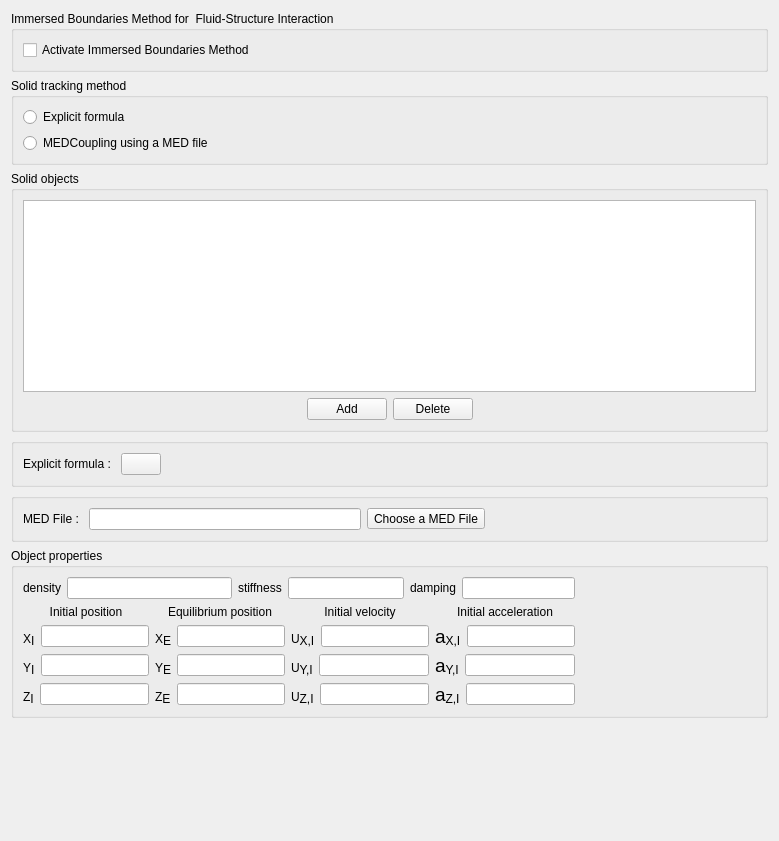
Above: python/code_saturne/gui/case/ImmersedBoundariesNeptune.ui from code-saturne/code_saturne before the change. Below: the same form after it.
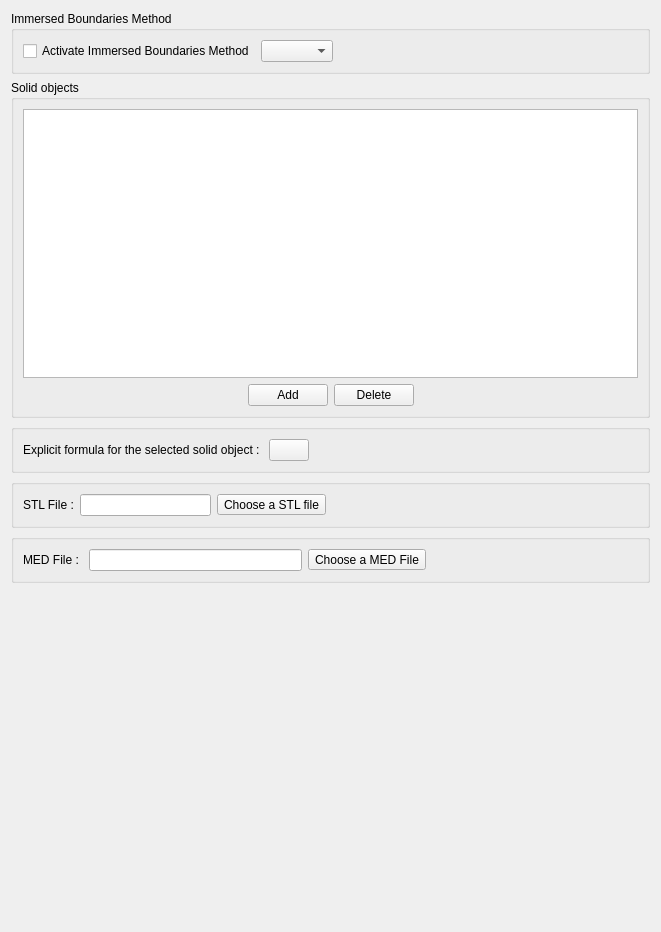
That is the form after the change. Icons and pictures are not drawn.

What changed in the file:
```diff
--- a/python/code_saturne/gui/case/ImmersedBoundariesNeptune.ui
+++ b/python/code_saturne/gui/case/ImmersedBoundariesNeptune.ui
@@ -6,8 +6,8 @@
    <rect>
     <x>0</x>
     <y>0</y>
-    <width>779</width>
-    <height>841</height>
+    <width>661</width>
+    <height>932</height>
    </rect>
   </property>
   <property name="windowTitle">
@@ -17,7 +17,7 @@
    <item>
     <widget class="QGroupBox" name="groupBoxActivate">
      <property name="title">
-      <string>Immersed Boundaries Method for  Fluid-Structure Interaction</string>
+      <string>Immersed Boundaries Method</string>
      </property>
      <layout class="QHBoxLayout" name="horizontalLayout_5">
       <item>
@@ -27,6 +27,13 @@
         </property>
        </widget>
       </item>
+      <item>
+       <widget class="QComboBox" name="comboBoxDim">
+        <property name="toolTip">
+         <string></string>
+        </property>
+       </widget>
+      </item>
       <item>
        <spacer name="horizontalSpacer">
         <property name="orientation">
@@ -43,29 +50,6 @@
      </layout>
     </widget>
    </item>
-   <item>
-    <widget class="QGroupBox" name="groupBoxMethod">
-     <property name="title">
-      <string>Solid tracking method</string>
-     </property>
-     <layout class="QVBoxLayout" name="verticalLayout">
-      <item>
-       <widget class="QRadioButton" name="radioButtonExplicit">
-        <property name="text">
-         <string>Explicit formula</string>
-        </property>
-       </widget>
-      </item>
-      <item>
-       <widget class="QRadioButton" name="radioButtonMEDCoupling">
-        <property name="text">
-         <string>MEDCoupling using a MED file</string>
-        </property>
-       </widget>
-      </item>
-     </layout>
-    </widget>
-   </item>
    <item>
     <widget class="QGroupBox" name="groupBoxObjects">
      <property name="title">
@@ -142,7 +126,7 @@
       <item>
        <widget class="QLabel" name="label">
         <property name="text">
-         <string>Explicit formula : </string>
+         <string>Explicit formula for the selected solid object : </string>
         </property>
        </widget>
       </item>
@@ -173,6 +157,49 @@
      </layout>
     </widget>
    </item>
+   <item>
+    <widget class="QGroupBox" name="groupBoxSTL">
+     <property name="title">
+      <string/>
+     </property>
+     <layout class="QHBoxLayout" name="horizontalLayout_2">
+      <item>
+       <widget class="QLabel" name="label_3">
+        <property name="text">
+         <string>STL File :</string>
+        </property>
+       </widget>
+      </item>
+      <item>
+       <widget class="QLineEdit" name="lineEditSTLFile"/>
+      </item>
+      <item>
+       <widget class="QToolButton" name="toolButtonSTLFile">
+        <property name="text">
+         <string>Choose a STL file</string>
+        </property>
+        <property name="icon">
+         <iconset resource="../base/resource_base.qrc">
+          <normaloff>:/data/icons/22x22/document-open.png</normaloff>:/data/icons/22x22/document-open.png</iconset>
+        </property>
+       </widget>
+      </item>
+      <item>
+       <spacer name="horizontalSpacer_2">
+        <property name="orientation">
+         <enum>Qt::Horizontal</enum>
+        </property>
+        <property name="sizeHint" stdset="0">
+         <size>
+          <width>312</width>
+          <height>20</height>
+         </size>
+        </property>
+       </spacer>
+      </item>
+     </layout>
+    </widget>
+   </item>
    <item>
     <widget class="QGroupBox" name="groupBoxMEDCoupling">
      <layout class="QHBoxLayout" name="horizontalLayoutMEDCoupling">
@@ -214,328 +241,7 @@
     </widget>
    </item>
    <item>
-    <widget class="QGroupBox" name="groupBoxObjProperties">
-     <property name="title">
-      <string>Object properties</string>
-     </property>
-     <layout class="QVBoxLayout" name="verticalLayout_3">
-      <item>
-       <layout class="QHBoxLayout" name="horizontalLayout_3">
-        <item>
-         <layout class="QVBoxLayout" name="verticalLayout_8">
-          <item>
-           <layout class="QGridLayout" name="gridLayout_3">
-            <item row="0" column="1">
-             <layout class="QHBoxLayout" name="horizontalLayout_6">
-              <item>
-               <layout class="QHBoxLayout" name="horizontalLayout_19">
-                <item>
-                 <widget class="QLineEdit" name="lineEditObjDensity"/>
-                </item>
-               </layout>
-              </item>
-              <item>
-               <layout class="QHBoxLayout" name="horizontalLayout_21"/>
-              </item>
-              <item>
-               <layout class="QHBoxLayout" name="horizontalLayout_18">
-                <item>
-                 <widget class="QLabel" name="label_4">
-                  <property name="text">
-                   <string>stiffness</string>
-                  </property>
-                 </widget>
-                </item>
-                <item>
-                 <widget class="QLineEdit" name="lineEditObjStiffness"/>
-                </item>
-               </layout>
-              </item>
-              <item>
-               <layout class="QHBoxLayout" name="horizontalLayout_22"/>
-              </item>
-              <item>
-               <layout class="QHBoxLayout" name="horizontalLayout_17">
-                <item>
-                 <widget class="QLabel" name="label_3">
-                  <property name="text">
-                   <string>damping</string>
-                  </property>
-                 </widget>
-                </item>
-                <item>
-                 <widget class="QLineEdit" name="lineEditObjDamping"/>
-                </item>
-               </layout>
-              </item>
-             </layout>
-            </item>
-            <item row="0" column="0">
-             <widget class="QLabel" name="label_5">
-              <property name="text">
-               <string>density</string>
-              </property>
-             </widget>
-            </item>
-           </layout>
-          </item>
-          <item>
-           <layout class="QGridLayout" name="gridLayout">
-            <item row="0" column="0">
-             <layout class="QHBoxLayout" name="horizontalLayout_7">
-              <item>
-               <layout class="QVBoxLayout" name="verticalLayout_7">
-                <item>
-                 <widget class="QLabel" name="label_9">
-                  <property name="layoutDirection">
-                   <enum>Qt::LeftToRight</enum>
-                  </property>
-                  <property name="text">
-                   <string>Initial position</string>
-                  </property>
-                  <property name="alignment">
-                   <set>Qt::AlignCenter</set>
-                  </property>
-                 </widget>
-                </item>
-                <item>
-                 <layout class="QHBoxLayout" name="horizontalLayout_16">
-                  <item>
-                   <widget class="QLabel" name="label_12">
-                    <property name="text">
-                     <string>&lt;html&gt;&lt;head/&gt;&lt;body&gt;&lt;p&gt;X&lt;span style=&quot; font-size:14pt; vertical-align:sub;&quot;&gt;I&lt;/span&gt;&lt;/p&gt;&lt;/body&gt;&lt;/html&gt;</string>
-                    </property>
-                   </widget>
-                  </item>
-                  <item>
-                   <widget class="QLineEdit" name="lineEditXInit"/>
-                  </item>
-                 </layout>
-                </item>
-                <item>
-                 <layout class="QHBoxLayout" name="horizontalLayout_10">
-                  <item>
-                   <widget class="QLabel" name="label_11">
-                    <property name="text">
-                     <string>&lt;html&gt;&lt;head/&gt;&lt;body&gt;&lt;p&gt;Y&lt;span style=&quot; font-size:14pt; vertical-align:sub;&quot;&gt;I&lt;/span&gt;&lt;/p&gt;&lt;/body&gt;&lt;/html&gt;</string>
-                    </property>
-                   </widget>
-                  </item>
-                  <item>
-                   <widget class="QLineEdit" name="lineEditYInit"/>
-                  </item>
-                 </layout>
-                </item>
-                <item>
-                 <layout class="QHBoxLayout" name="horizontalLayout_15">
-                  <item>
-                   <widget class="QLabel" name="label_13">
-                    <property name="text">
-                     <string>&lt;html&gt;&lt;head/&gt;&lt;body&gt;&lt;p&gt;Z&lt;span style=&quot; font-size:14pt; vertical-align:sub;&quot;&gt;I&lt;/span&gt;&lt;/p&gt;&lt;/body&gt;&lt;/html&gt;</string>
-                    </property>
-                   </widget>
-                  </item>
-                  <item>
-                   <widget class="QLineEdit" name="lineEditZInit"/>
-                  </item>
-                 </layout>
-                </item>
-               </layout>
-              </item>
-              <item>
-               <layout class="QVBoxLayout" name="verticalLayout_6">
-                <item>
-                 <widget class="QLabel" name="label_8">
-                  <property name="text">
-                   <string>Equilibrium position</string>
-                  </property>
-                  <property name="alignment">
-                   <set>Qt::AlignCenter</set>
-                  </property>
-                 </widget>
-                </item>
-                <item>
-                 <layout class="QHBoxLayout" name="horizontalLayout_14">
-                  <item>
-                   <widget class="QLabel" name="label_14">
-                    <property name="text">
-                     <string>&lt;html&gt;&lt;head/&gt;&lt;body&gt;&lt;p&gt;X&lt;span style=&quot; font-size:14pt; vertical-align:sub;&quot;&gt;E&lt;/span&gt;&lt;/p&gt;&lt;/body&gt;&lt;/html&gt;</string>
-                    </property>
-                   </widget>
-                  </item>
-                  <item>
-                   <widget class="QLineEdit" name="lineEditXEq"/>
-                  </item>
-                 </layout>
-                </item>
-                <item>
-                 <layout class="QHBoxLayout" name="horizontalLayout_9">
-                  <item>
-                   <widget class="QLabel" name="label_10">
-                    <property name="text">
-                     <string>&lt;html&gt;&lt;head/&gt;&lt;body&gt;&lt;p&gt;Y&lt;span style=&quot; font-size:14pt; vertical-align:sub;&quot;&gt;E&lt;/span&gt;&lt;/p&gt;&lt;/body&gt;&lt;/html&gt;</string>
-                    </property>
-                   </widget>
-                  </item>
-                  <item>
-                   <widget class="QLineEdit" name="lineEditYEq"/>
-                  </item>
-                 </layout>
-                </item>
-                <item>
-                 <layout class="QHBoxLayout" name="horizontalLayout_13">
-                  <item>
-                   <widget class="QLabel" name="label_15">
-                    <property name="text">
-                     <string>&lt;html&gt;&lt;head/&gt;&lt;body&gt;&lt;p&gt;Z&lt;span style=&quot; font-size:14pt; vertical-align:sub;&quot;&gt;E&lt;/span&gt;&lt;/p&gt;&lt;/body&gt;&lt;/html&gt;</string>
-                    </property>
-                   </widget>
-                  </item>
-                  <item>
-                   <widget class="QLineEdit" name="lineEditZEq"/>
-                  </item>
-                 </layout>
-                </item>
-               </layout>
-              </item>
-              <item>
-               <layout class="QVBoxLayout" name="verticalLayout_5">
-                <item>
-                 <widget class="QLabel" name="label_7">
-                  <property name="text">
-                   <string>Initial velocity</string>
-                  </property>
-                  <property name="alignment">
-                   <set>Qt::AlignCenter</set>
-                  </property>
-                 </widget>
-                </item>
-                <item>
-                 <layout class="QHBoxLayout" name="horizontalLayout_12">
-                  <item>
-                   <widget class="QLabel" name="label_16">
-                    <property name="text">
-                     <string>&lt;html&gt;&lt;head/&gt;&lt;body&gt;&lt;p&gt;U&lt;span style=&quot; font-size:14pt; vertical-align:sub;&quot;&gt;X,I&lt;/span&gt;&lt;/p&gt;&lt;/body&gt;&lt;/html&gt;</string>
-                    </property>
-                    <property name="alignment">
-                     <set>Qt::AlignLeading|Qt::AlignLeft|Qt::AlignVCenter</set>
-                    </property>
-                   </widget>
-                  </item>
-                  <item>
-                   <widget class="QLineEdit" name="lineEditVelXInit"/>
-                  </item>
-                 </layout>
-                </item>
-                <item>
-                 <layout class="QHBoxLayout" name="horizontalLayout_11">
-                  <item>
-                   <widget class="QLabel" name="label_17">
-                    <property name="text">
-                     <string>&lt;html&gt;&lt;head/&gt;&lt;body&gt;&lt;p&gt;U&lt;span style=&quot; font-size:14pt; vertical-align:sub;&quot;&gt;Y,I&lt;/span&gt;&lt;/p&gt;&lt;/body&gt;&lt;/html&gt;</string>
-                    </property>
-                   </widget>
-                  </item>
-                  <item>
-                   <widget class="QLineEdit" name="lineEditVelYInit"/>
-                  </item>
-                 </layout>
-                </item>
-                <item>
-                 <layout class="QHBoxLayout" name="horizontalLayout_8">
-                  <item>
-                   <widget class="QLabel" name="label_6">
-                    <property name="text">
-                     <string>&lt;html&gt;&lt;head/&gt;&lt;body&gt;&lt;p&gt;U&lt;span style=&quot; font-size:14pt; vertical-align:sub;&quot;&gt;Z,I&lt;/span&gt;&lt;/p&gt;&lt;/body&gt;&lt;/html&gt;</string>
-                    </property>
-                   </widget>
-                  </item>
-                  <item>
-                   <widget class="QLineEdit" name="lineEditVelZInit"/>
-                  </item>
-                 </layout>
-                </item>
-               </layout>
-              </item>
-              <item>
-               <layout class="QVBoxLayout" name="verticalLayout_9">
-                <item>
-                 <widget class="QLabel" name="label_18">
-                  <property name="text">
-                   <string>Initial acceleration</string>
-                  </property>
-                  <property name="alignment">
-                   <set>Qt::AlignCenter</set>
-                  </property>
-                 </widget>
-                </item>
-                <item>
-                 <layout class="QHBoxLayout" name="horizontalLayout_23">
-                  <item>
-                   <widget class="QLabel" name="label_19">
-                    <property name="text">
-                     <string>&lt;html&gt;&lt;head/&gt;&lt;body&gt;&lt;p&gt;&lt;span style=&quot; font-size:14pt;&quot;&gt;a&lt;/span&gt;&lt;span style=&quot; font-size:14pt; vertical-align:sub;&quot;&gt;X,I&lt;/span&gt;&lt;/p&gt;&lt;/body&gt;&lt;/html&gt;</string>
-                    </property>
-                   </widget>
-                  </item>
-                  <item>
-                   <widget class="QLineEdit" name="lineEditAccXInit"/>
-                  </item>
-                 </layout>
-                </item>
-                <item>
-                 <layout class="QHBoxLayout" name="horizontalLayout_20">
-                  <item>
-                   <widget class="QLabel" name="label_20">
-                    <property name="text">
-                     <string>&lt;html&gt;&lt;head/&gt;&lt;body&gt;&lt;p&gt;&lt;span style=&quot; font-size:14pt;&quot;&gt;a&lt;/span&gt;&lt;span style=&quot; font-size:14pt; vertical-align:sub;&quot;&gt;Y,I&lt;/span&gt;&lt;/p&gt;&lt;/body&gt;&lt;/html&gt;</string>
-                    </property>
-                   </widget>
-                  </item>
-                  <item>
-                   <widget class="QLineEdit" name="lineEditAccYInit"/>
-                  </item>
-                 </layout>
-                </item>
-                <item>
-                 <layout class="QHBoxLayout" name="horizontalLayout_2">
-                  <item>
-                   <widget class="QLabel" name="label_21">
-                    <property name="text">
-                     <string>&lt;html&gt;&lt;head/&gt;&lt;body&gt;&lt;p&gt;&lt;span style=&quot; font-size:14pt;&quot;&gt;a&lt;/span&gt;&lt;span style=&quot; font-size:14pt; vertical-align:sub;&quot;&gt;Z,I&lt;/span&gt;&lt;/p&gt;&lt;/body&gt;&lt;/html&gt;</string>
-                    </property>
-                   </widget>
-                  </item>
-                  <item>
-                   <widget class="QLineEdit" name="lineEditAccZInit"/>
-                  </item>
-                 </layout>
-                </item>
-               </layout>
-              </item>
-             </layout>
-            </item>
-           </layout>
-          </item>
-         </layout>
-        </item>
-        <item>
-         <spacer name="horizontalSpacer_3">
-          <property name="orientation">
-           <enum>Qt::Horizontal</enum>
-          </property>
-          <property name="sizeHint" stdset="0">
-           <size>
-            <width>40</width>
-            <height>20</height>
-           </size>
-          </property>
-         </spacer>
-        </item>
-       </layout>
-      </item>
-     </layout>
-    </widget>
+    <layout class="QHBoxLayout" name="horizontalLayout_3"/>
    </item>
    <item>
     <spacer name="verticalSpacer_2">
```
Left out of the diff: 19 changed lines with no effect on the pictures.
